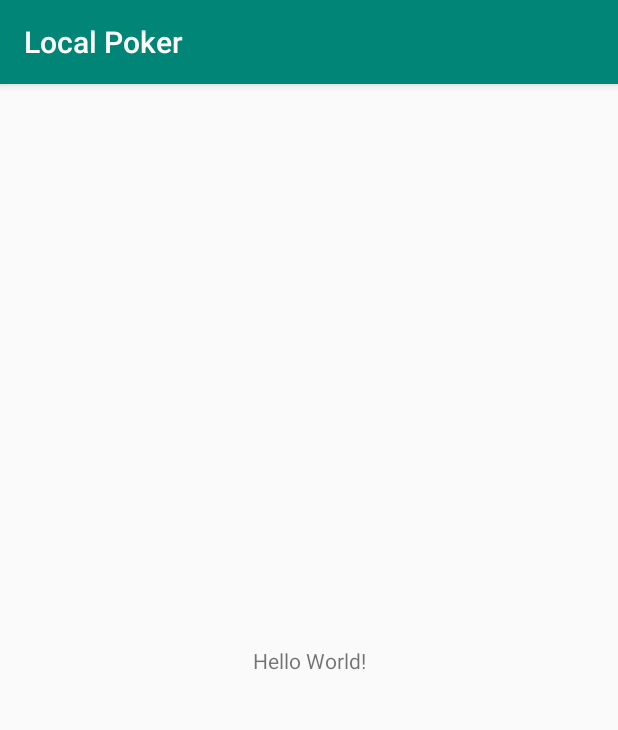
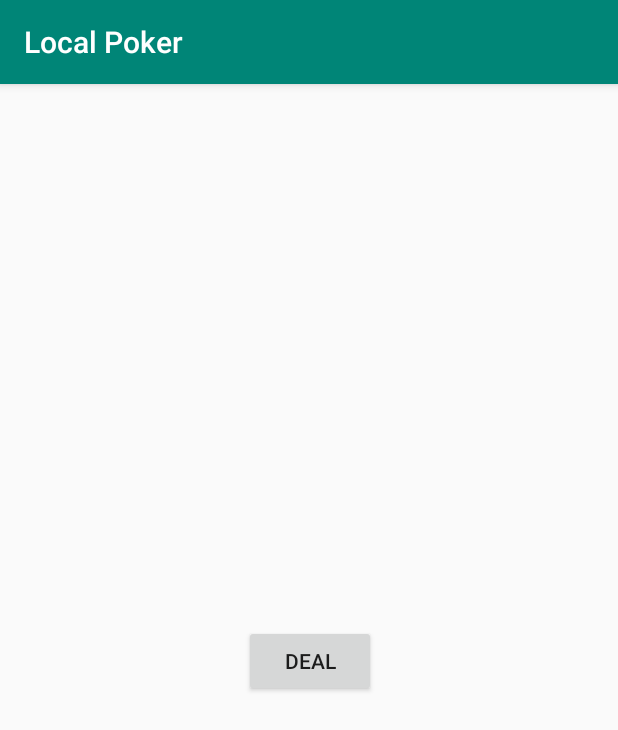
Before and after one commit to JMcL98/Local-Poker, an Android app: the screen it shows after launch (MainActivity), on a phone screen of 412 x 824 dp. Shown: the top 730 px of the screen. Run offline under Robolectric (Android 15) with nearby library versions, the phone set to English and light mode, and no system bars.

Commit message:
Deal Cards

```diff
--- a/app/src/main/java/com/e/localpoker/MainActivity.java
+++ b/app/src/main/java/com/e/localpoker/MainActivity.java
@@ -3,12 +3,24 @@ package com.e.localpoker;
 import androidx.appcompat.app.AppCompatActivity;
 
 import android.os.Bundle;
+import android.util.Log;
+import android.view.View;
 
 public class MainActivity extends AppCompatActivity {
+
+    protected DeckManager deckManager;
 
     @Override
     protected void onCreate(Bundle savedInstanceState) {
         super.onCreate(savedInstanceState);
         setContentView(R.layout.activity_main);
+
+        deckManager = new DeckManager();
+    }
+
+    public void dealButton(View v) {
+        Card[] hand;
+        hand = deckManager.dealHand();
+        Log.d("Jordan", hand[0].getCardValue());
     }
 }
--- a/app/src/main/res/layout/activity_main.xml
+++ b/app/src/main/res/layout/activity_main.xml
@@ -6,13 +6,18 @@
     android:layout_height="match_parent"
     tools:context=".MainActivity">
 
-    <TextView
+    <Button
+        android:id="@+id/dealButton"
         android:layout_width="wrap_content"
         android:layout_height="wrap_content"
-        android:text="Hello World!"
+        android:layout_marginStart="162dp"
+        android:layout_marginTop="342dp"
+        android:layout_marginEnd="161dp"
+        android:layout_marginBottom="341dp"
+        android:onClick="dealButton"
+        android:text="Deal"
         app:layout_constraintBottom_toBottomOf="parent"
-        app:layout_constraintLeft_toLeftOf="parent"
-        app:layout_constraintRight_toRightOf="parent"
+        app:layout_constraintEnd_toEndOf="parent"
+        app:layout_constraintStart_toStartOf="parent"
         app:layout_constraintTop_toTopOf="parent" />
-
 </androidx.constraintlayout.widget.ConstraintLayout>
```
Also changed, not shown: app/src/main/java/com/e/localpoker/Card.java (+10 -1 lines), app/src/main/java/com/e/localpoker/DeckManager.java (renamed from app/src/main/java/com/e/localpoker/Deck.java, +30 -1 lines).
